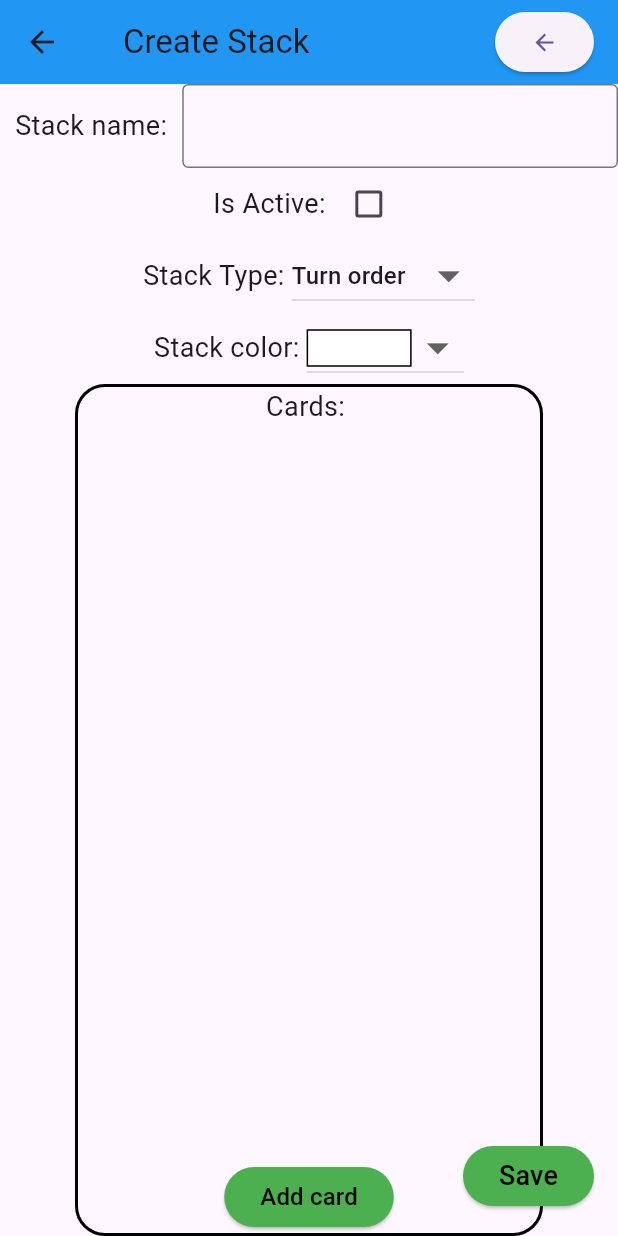
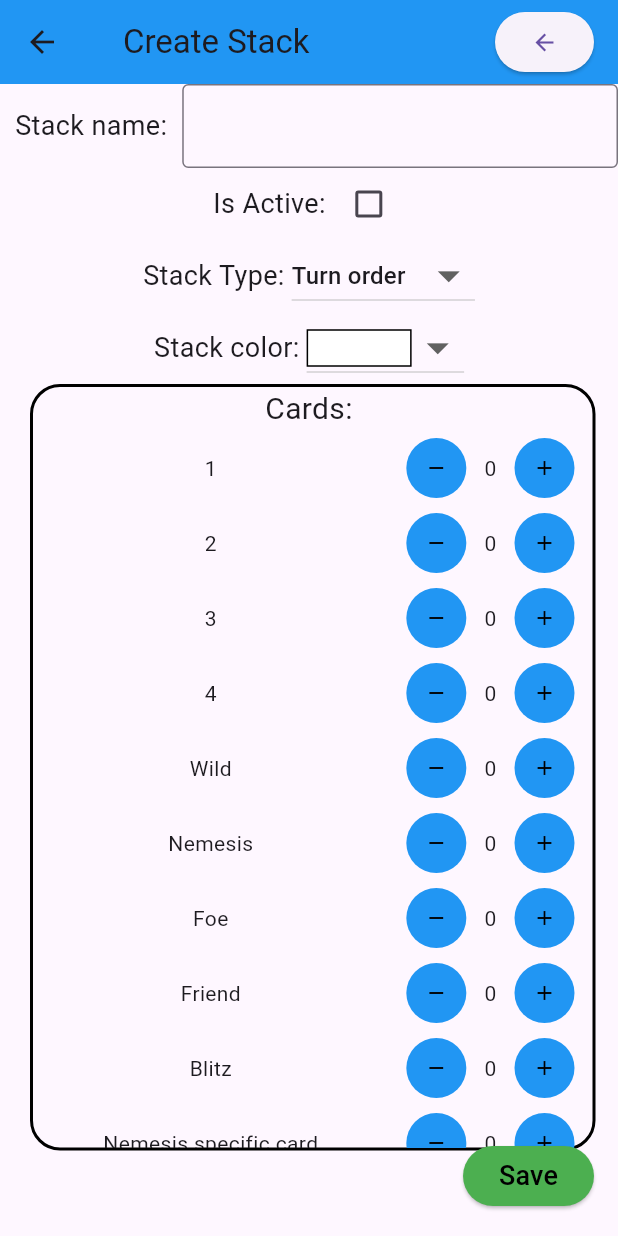
Before and after one commit to KonstantinDuda/randomizerAE, a Flutter app: the CreateStackPage screen opened directly with empty values, on a phone screen of 412 x 824 dp. Run offline on Flutter 3.47's test engine with Material 3 defaults, Android fonts, the phone set to English and light mode, and no system bars; our stand-ins replace equatable, flutter_bloc, sqflite; accounts and stored records are empty.

Commit message:
create_stack_add_cards_change

```diff
--- a/lib/database/cards_stack.dart
+++ b/lib/database/cards_stack.dart
@@ -115,47 +115,9 @@ class CardsStack {
     );
   }
 
-  /*@override
-  bool operator ==(Object other) {
-    if (identical(this, other)) return true;
-    //if(other is! CardsStackDB) return false;
-    if (other is CardsStack) {
-      print(id == other.id ? "true : CardsStack operator ==. id == other.id ?" : "false : CardsStack operator ==. id == other.id ?" );
-      print(name == other.name ? "true : CardsStack operator ==. name == other.name &&" : "false : CardsStack operator ==. name == other.name && ?");
-      print(isActive == other.isActive ? "true : CardsStack operator ==. isActive == other.isActive &&" : "false : CardsStack operator ==. isActive == other.isActive && ?");
-      print(stackType == other.stackType ? "true : CardsStack operator ==. stackType == other.stackType &&" : "false : CardsStack operator ==. stackType == other.stackType && ?");
-      print(stackColor == other.stackColor ? "true : CardsStack operator ==. stackColor == other.stackColor &&" : "false : CardsStack operator ==. stackColor == other.stackColor && ?");
-      var cardsIsEqual = true;
-      for (var i = 0; i < cards.length; i++) {
-        if(cards[i] != other.cards[i]) {
-          cardsIsEqual = false;
-        }
-      }
-      print(cardsIsEqual ? "true : CardsStack operator ==. cards == other.cards ?" : "false : CardsStack operator ==. cards == other.cards ?");
-      if (id == other.id &&
-          name == other.name &&
-          isActive == other.isActive &&
-          stackType == other.stackType &&
-          stackColor == other.stackColor &&
-          cardsIsEqual) {
-        print("CardsStack operator == true");
-        return true;
-      } else {
-        print("CardsStack operator == false");
-        return false;
-      }
-    }
-
-    return false;
-  }
-
-  @override
-  int get hashCode =>
-      Object.hash(id, name, isActive, stackType, stackColor, cards);*/
-
   @override
   String toString() {
-    var result = 'CardsStack{id: $id, name: $name, isActive: $isActive}';//cards: $cards';
+    var result = 'CardsStack{id: $id, name: $name, isActive: $isActive, stackType: $stackType,  \n cards: $cards}';//cards: $cards';
     return result;
   }
 }
@@ -204,7 +166,7 @@ class HeroStack {
 
   @override
   String toString() {
-    var result = 'HeroStack id: $id, name: $name , isFriend: $isFriend';
+    var result = 'HeroStack id: $id, name: $name, isFriend: $isFriend';
     return result;
   }
 }
--- /dev/null
+++ b/lib/view/create/add_cards_list_view.dart
@@ -0,0 +1,113 @@
+import 'package:flutter/material.dart';
+import 'package:flutter_bloc/flutter_bloc.dart';
+
+import '../../bloc/crud_stack_bloc.dart';
+import '../../bloc/event_state/crud_stack_es.dart';
+import '../../database/cards_stack.dart';
+
+class AddCardsListView extends StatefulWidget {
+  final CardsStack stack;
+  final List<AECard> cardsList;
+  final List<int> cardsCounters;
+  final Function addCard;
+  final Function minusCard;
+  const AddCardsListView(this.stack, this.cardsList, this.cardsCounters, this.addCard, this.minusCard, {super.key});
+
+  @override
+  State<AddCardsListView> createState() => _AddCardsListViewState();
+}
+
+class _AddCardsListViewState extends State<AddCardsListView> {
+  List<AECard> allCards = [];
+  List<String> allCardsNames = [];
+  // List<AECard> cardsList = [];
+  // List<int> cardsCounters = [];
+
+  @override
+  Widget build(BuildContext context) {
+    return BlocBuilder<CRUDStackBloc, CRUDStackState>(
+        builder: (context, state) {
+      if (state is CRUDStackSuccessActionState) {
+        allCards = state.cards;
+
+        var counter = 0;
+        for (var i in allCards) {
+          allCardsNames.add(i.text.split(":")[0]);
+          for (var j in widget.stack.cards) {
+            print("AddCardDialog i.id == ${i.id}; j.id == ${j.id}");
+            if (i.id == j.id) {
+              counter++;
+            }
+            if (counter > 0) {
+              widget.cardsList.add(j);
+            }
+          }
+          if (widget.cardsCounters.length < allCards.length) {
+            widget.cardsCounters.add(counter);
+          }
+          counter = 0;
+        }
+        print("AddCardsListView cardsList == ${widget.cardsList}");
+        print("AddCardsListView cardCounters == ${widget.cardsCounters}");
+      }
+
+      return ListView.builder(
+        itemCount: allCards.isEmpty ? 1 : allCards.length,
+        itemBuilder: (context, index) {
+          return SizedBox(
+            width: 280,
+            height: 50,
+            child: Row(
+              children: [
+                Expanded(
+                    child: Center(
+                  child: Text(
+                    allCardsNames[index],
+                    overflow: TextOverflow.ellipsis,
+                  ),
+                )),
+                TextButton(
+                  onPressed: () {
+                    if (widget.cardsCounters[index] > 0) {
+                      setState(() {
+                        widget.cardsCounters[index]--;
+                      });
+                      widget.minusCard(allCards[index].id);
+                    }
+                  },
+                  style: TextButton.styleFrom(
+                    iconColor: Colors.black,
+                    backgroundColor: Colors.blue,
+                    shape: const CircleBorder(),
+                  ),
+                  child: const Icon(
+                    Icons.remove_outlined,
+                    size: 16,
+                  ),
+                ),
+                Text("${widget.cardsCounters[index]}"),
+                TextButton(
+                  onPressed: () {
+                    setState(() {
+                      widget.cardsCounters[index]++;
+                    });
+                    widget.addCard(index);
+                  },
+                  style: TextButton.styleFrom(
+                    iconColor: Colors.black,
+                    backgroundColor: Colors.blue,
+                    shape: const CircleBorder(),
+                  ),
+                  child: const Icon(
+                    Icons.add,
+                    size: 16,
+                  ),
+                ),
+              ],
+            ),
+          );
+        },
+      );
+    });
+  }
+}
--- a/lib/view/create/create_stack_page.dart
+++ b/lib/view/create/create_stack_page.dart
@@ -1,11 +1,12 @@
 import 'package:flutter/material.dart';
 import 'package:flutter_bloc/flutter_bloc.dart';
+import 'package:randomizer_new/view/create/add_cards_list_view.dart';
 
 import '../../bloc/crud_stack_bloc.dart';
 import '../../bloc/event_state/crud_stack_es.dart';
 import '../../bloc/providers/provider_bloc.dart';
 import '../../database/cards_stack.dart';
-import 'dialog_add_card.dart';
+// import 'dialog_add_card.dart';
 
 class CreateStackPage extends StatefulWidget {
   final int id;
@@ -16,6 +17,11 @@ class CreateStackPage extends StatefulWidget {
 }
 
 class _CreateStackPageState extends State<CreateStackPage> {
+  List<AECard> allCards = [];
+  // List<String> allCardsNames = [];
+  List<int> cardCounters = [];
+  List<AECard> cards = [];
+
   CardsStack stack = CardsStack(
       id: 0,
       name: "",
@@ -26,8 +32,7 @@ class _CreateStackPageState extends State<CreateStackPage> {
   String stackName = "";
   bool isActive = false;
   String curentType = "Turn order";
-  Color curentColor = Colors.white;
-  List<AECard> cards = [];
+  Color curentColor = const Color.fromARGB(255, 255, 255, 255); //Colors.white;
 
   List<String> stackTypes = const [
     "Turn order",
@@ -68,9 +73,28 @@ class _CreateStackPageState extends State<CreateStackPage> {
         isActive: isActive,
         stackType: stackType,
         stackColor: curentColor,
-        cards: stack.cards);
+        cards: cards);
     stack = newStack;
     print("CreateStackPage createNewStack stack == $stack");
+  }
+
+  addCard(int index) {
+    print("CreateStackPage addCard id: $index");
+    cards.add(allCards[index]);
+    print("CreateStackPage addCard cards: $cards");
+  }
+
+  minusCard(int id) {
+    print("CreateStackPage minusCard id: $id");
+    for (var i = 0; i < cards.length; i++) {
+      if(cards.isNotEmpty) {
+        if (cards[i].id == id) {
+          cards.removeAt(i);
+          break;
+        }
+      }
+    }
+    print("CreateStackPage minusCard cards: $cards");
   }
 
   @override
@@ -83,7 +107,8 @@ class _CreateStackPageState extends State<CreateStackPage> {
             stack = element;
           }
         }
-        print("CreateStackPage state is CRUDStackSuccessActionState newStack == $stack");
+        allCards = state.cards;
+        print("CreateStackPage state is CRUDStackSuccessActionState newStack == $stack allCards.length == ${allCards.length}");
       }
 
       return Scaffold(
@@ -106,6 +131,7 @@ class _CreateStackPageState extends State<CreateStackPage> {
         ),
         body: Column(
           children: [
+            // Stack name
             Row(
               children: [
                 Container(
@@ -127,6 +153,7 @@ class _CreateStackPageState extends State<CreateStackPage> {
                 ),
               ],
             ),
+            // Is stack active?
             Row(
               mainAxisAlignment: MainAxisAlignment.center,
               children: [
@@ -145,6 +172,7 @@ class _CreateStackPageState extends State<CreateStackPage> {
                     }),
               ],
             ),
+            // Set stack Type
             Row(
               mainAxisAlignment: MainAxisAlignment.center,
               children: [
@@ -170,6 +198,7 @@ class _CreateStackPageState extends State<CreateStackPage> {
                 ),
               ],
             ),
+            // Set stack Color
             Row(
               mainAxisAlignment: MainAxisAlignment.center,
               children: [
@@ -206,9 +235,11 @@ class _CreateStackPageState extends State<CreateStackPage> {
                 ),
               ],
             ),
+            // Cards in stack
             Expanded(
               child: Container(
-                width: MediaQuery.of(context).size.width - 100,
+                margin: const EdgeInsets.fromLTRB(20, 0, 15, 57) ,
+                //width: MediaQuery.of(context).size.width - 80,
                 decoration: BoxDecoration(
                   //stackColor,
                   border: Border.all(
@@ -221,32 +252,33 @@ class _CreateStackPageState extends State<CreateStackPage> {
                   children: [
                     const Text(
                       "Cards: ",
-                      style: TextStyle(fontSize: 18),
+                      style: TextStyle(fontSize: 20),
                     ),
                     Expanded(
                         child: SizedBox(
-                      child: ListView.builder(
-                        itemCount: cards.isEmpty ? 0 : cards.length,
-                        itemBuilder: (_, index) =>
-                            Text(cards[index].text.split(":")[0]),
-                      ),
-                    )),
-                    ElevatedButton(
-                        onPressed: () {
-                          createNewStack();
-                          showDialog(
-                            context: context,
-                            builder: (BuildContext context) =>
-                                AddCardToStackDialog(stack: stack),
-                          );
-                        },
-                        style: ElevatedButton.styleFrom(
-                          backgroundColor: Colors.green,
-                        ),
-                        child: const Text(
-                          "Add card",
-                          style: TextStyle(fontSize: 16, color: Colors.black),
-                        )),
+                          child: AddCardsListView(stack, cards, cardCounters, addCard, minusCard),
+                      // child: ListView.builder(
+                      //   itemCount: cards.isEmpty ? 0 : cards.length,
+                      //   itemBuilder: (_, index) =>
+                      //       Text(cards[index].text.split(":")[0]),
+                      // ),
+                    ),),
+                    // ElevatedButton(
+                    //     onPressed: () {
+                    //       createNewStack();
+                    //       showDialog(
+                    //         context: context,
+                    //         builder: (BuildContext context) =>
+                    //             AddCardToStackDialog(stack: stack),
+                    //       );
+                    //     },
+                    //     style: ElevatedButton.styleFrom(
+                    //       backgroundColor: Colors.green,
+                    //     ),
+                    //     child: const Text(
+                    //       "Add card",
+                    //       style: TextStyle(fontSize: 16, color: Colors.black),
+                    //     )),
                   ],
                 ),
               ),
@@ -259,6 +291,9 @@ class _CreateStackPageState extends State<CreateStackPage> {
               context
                   .read<CRUDStackBloc>()
                   .add(CRUDStackUpdateStackEvent(stack));
+              context
+                  .read<ProviderBloc>()
+                  .add(RootEvent());
             },
             style: ElevatedButton.styleFrom(
               backgroundColor: Colors.green,
--- a/lib/view/root/root_app_bar.dart
+++ b/lib/view/root/root_app_bar.dart
@@ -40,7 +40,7 @@ class _RootAppBarState extends State<RootAppBar> {
           }
         }
         stacks = localStacks;
-        print("RootAppBar stacks == $stacks \n");
+        //print("RootAppBar stacks == $stacks \n");
       } else {
         print("RootAppBar state is NOT CRUDStackSuccessActionState");
       }
```
Also changed, not shown: lib/bloc/crud_stack_bloc.dart (+14 -10 lines), lib/bloc/friend_foe_body_bloc.dart (+0 -123 lines), lib/bloc/turn_order_body_bloc.dart (+0 -8 lines).
